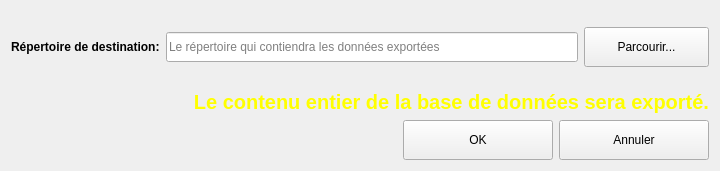
This is python/resources/ui/ExportCSV.ui in introlab/OpenIMU as Qt 5 draws it before an edit. The edited form follows.
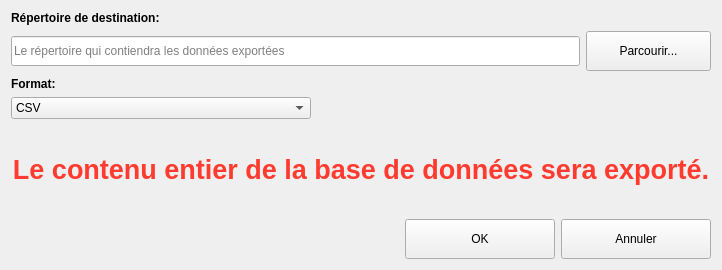
This is the edited form.

Commit message: Export to Matlab working

```diff
--- a/python/resources/ui/ExportCSV.ui
+++ b/python/resources/ui/ExportCSV.ui
@@ -6,8 +6,8 @@
    <rect>
     <x>0</x>
     <y>0</y>
-    <width>720</width>
-    <height>171</height>
+    <width>722</width>
+    <height>270</height>
    </rect>
   </property>
   <property name="windowTitle">
@@ -16,13 +16,10 @@
   <property name="styleSheet">
    <string notr="true">QLabel#label_2{color:yellow;}</string>
   </property>
-  <layout class="QVBoxLayout" name="verticalLayout">
+  <layout class="QVBoxLayout" name="verticalLayout_3">
    <item>
-    <layout class="QFormLayout" name="formLayout">
-     <property name="fieldGrowthPolicy">
-      <enum>QFormLayout::ExpandingFieldsGrow</enum>
-     </property>
-     <item row="1" column="0">
+    <layout class="QVBoxLayout" name="verticalLayout">
+     <item>
       <widget class="QLabel" name="lblDestDir">
        <property name="sizePolicy">
         <sizepolicy hsizetype="Preferred" vsizetype="Expanding">
@@ -41,7 +38,7 @@
        </property>
       </widget>
      </item>
-     <item row="1" column="1">
+     <item>
       <layout class="QHBoxLayout" name="horizontalLayout">
        <property name="sizeConstraint">
         <enum>QLayout::SetMaximumSize</enum>
@@ -89,16 +86,201 @@
     </layout>
    </item>
    <item>
-    <widget class="QLabel" name="label_2">
+    <layout class="QVBoxLayout" name="verticalLayout_2">
+     <item>
+      <widget class="QLabel" name="lblFormat">
+       <property name="font">
+        <font>
+         <weight>75</weight>
+         <bold>true</bold>
+        </font>
+       </property>
+       <property name="text">
+        <string>Format:</string>
+       </property>
+      </widget>
+     </item>
+     <item>
+      <layout class="QHBoxLayout" name="horizontalLayout_2">
+       <item>
+        <widget class="QComboBox" name="comboFormat">
+         <property name="minimumSize">
+          <size>
+           <width>300</width>
+           <height>0</height>
+          </size>
+         </property>
+         <item>
+          <property name="text">
+           <string>CSV</string>
+          </property>
+         </item>
+         <item>
+          <property name="text">
+           <string>Matlab</string>
+          </property>
+         </item>
+        </widget>
+       </item>
+       <item>
+        <spacer name="horizontalSpacer_2">
+         <property name="orientation">
+          <enum>Qt::Horizontal</enum>
+         </property>
+         <property name="sizeHint" stdset="0">
+          <size>
+           <width>40</width>
+           <height>20</height>
+          </size>
+         </property>
+        </spacer>
+       </item>
+      </layout>
+     </item>
+    </layout>
+   </item>
+   <item>
+    <spacer name="verticalSpacer">
+     <property name="orientation">
+      <enum>Qt::Vertical</enum>
+     </property>
+     <property name="sizeHint" stdset="0">
+      <size>
+       <width>20</width>
+       <height>2</height>
+      </size>
+     </property>
+    </spacer>
+   </item>
+   <item>
+    <widget class="QLabel" name="lblWarning">
      <property name="sizePolicy">
       <sizepolicy hsizetype="Expanding" vsizetype="Preferred">
        <horstretch>0</horstretch>
        <verstretch>0</verstretch>
       </sizepolicy>
      </property>
+     <property name="palette">
+      <palette>
+       <active>
+        <colorrole role="WindowText">
+         <brush brushstyle="SolidPattern">
+          <color alpha="255">
+           <red>255</red>
+           <green>59</green>
+           <blue>47</blue>
+          </color>
+         </brush>
+        </colorrole>
+        <colorrole role="Text">
+         <brush brushstyle="SolidPattern">
+          <color alpha="255">
+           <red>255</red>
+           <green>255</green>
+           <blue>0</blue>
+          </color>
+         </brush>
+        </colorrole>
+        <colorrole role="ButtonText">
+         <brush brushstyle="SolidPattern">
+          <color alpha="255">
+           <red>255</red>
+           <green>255</green>
+           <blue>0</blue>
+          </color>
+         </brush>
+        </colorrole>
+        <colorrole role="PlaceholderText">
+         <brush brushstyle="NoBrush">
+          <color alpha="128">
+           <red>255</red>
+           <green>255</green>
+           <blue>0</blue>
+          </color>
+         </brush>
+        </colorrole>
+       </active>
+       <inactive>
+        <colorrole role="WindowText">
+         <brush brushstyle="SolidPattern">
+          <color alpha="255">
+           <red>255</red>
+           <green>59</green>
+           <blue>47</blue>
+          </color>
+         </brush>
+        </colorrole>
+        <colorrole role="Text">
+         <brush brushstyle="SolidPattern">
+          <color alpha="255">
+           <red>255</red>
+           <green>255</green>
+           <blue>0</blue>
+          </color>
+         </brush>
+        </colorrole>
+        <colorrole role="ButtonText">
+         <brush brushstyle="SolidPattern">
+          <color alpha="255">
+           <red>255</red>
+           <green>255</green>
+           <blue>0</blue>
+          </color>
+         </brush>
+        </colorrole>
+        <colorrole role="PlaceholderText">
+         <brush brushstyle="NoBrush">
+          <color alpha="128">
+           <red>255</red>
+           <green>255</green>
+           <blue>0</blue>
+          </color>
+         </brush>
+        </colorrole>
+       </inactive>
+       <disabled>
+        <colorrole role="WindowText">
+         <brush brushstyle="SolidPattern">
+          <color alpha="255">
+           <red>255</red>
+           <green>255</green>
+           <blue>0</blue>
+          </color>
+         </brush>
+        </colorrole>
+        <colorrole role="Text">
+         <brush brushstyle="SolidPattern">
+          <color alpha="255">
+           <red>255</red>
+           <green>255</green>
+           <blue>0</blue>
+          </color>
+         </brush>
+        </colorrole>
+        <colorrole role="ButtonText">
+         <brush brushstyle="SolidPattern">
+          <color alpha="255">
+           <red>255</red>
+           <green>255</green>
+           <blue>0</blue>
+          </color>
+         </brush>
+        </colorrole>
+        <colorrole role="PlaceholderText">
+         <brush brushstyle="NoBrush">
+          <color alpha="128">
+           <red>255</red>
+           <green>255</green>
+           <blue>0</blue>
+          </color>
+         </brush>
+        </colorrole>
+       </disabled>
+      </palette>
+     </property>
      <property name="font">
       <font>
-       <pointsize>15</pointsize>
+       <pointsize>20</pointsize>
        <weight>75</weight>
        <bold>true</bold>
       </font>
@@ -110,10 +292,23 @@
       <string>Le contenu entier de la base de données sera exporté.</string>
      </property>
      <property name="alignment">
-      <set>Qt::AlignRight|Qt::AlignTrailing|Qt::AlignVCenter</set>
+      <set>Qt::AlignCenter</set>
      </property>
     </widget>
    </item>
+   <item>
+    <spacer name="verticalSpacer_2">
+     <property name="orientation">
+      <enum>Qt::Vertical</enum>
+     </property>
+     <property name="sizeHint" stdset="0">
+      <size>
+       <width>20</width>
+       <height>2</height>
+      </size>
+     </property>
+    </spacer>
+   </item>
    <item>
     <layout class="QHBoxLayout" name="horizontalLayout_3">
      <property name="sizeConstraint">
```
Left out of the diff: 2 changed lines with no effect on the pictures. The commit also changes 4 other files.
